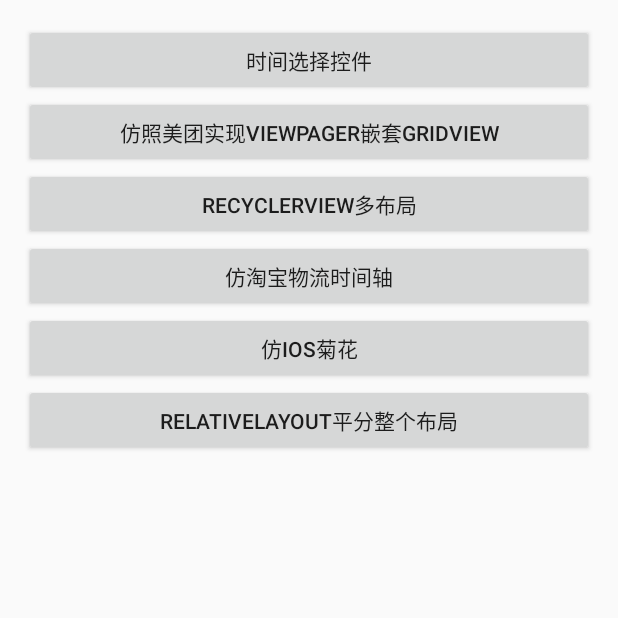
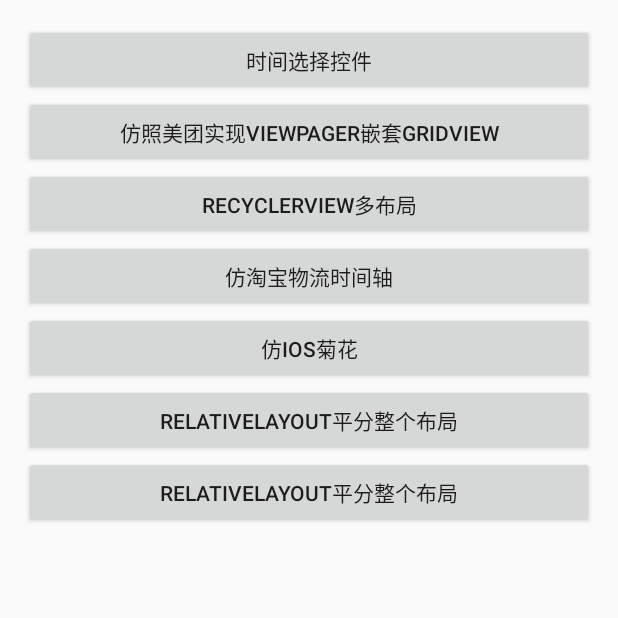
Before and after one commit to liuglgithub/DailySummary, an Android app: the UIMain3Activity screen opened directly, with no data from a screen before it, on a phone screen of 412 x 824 dp, the top half of it. Run offline under Robolectric (Android 15) with nearby library versions, the phone set to English and light mode, and no system bars; our stand-ins replace ButterKnife; libraries missing offline, so code that uses them is left out: com.orhanobut.logger; 2 statements that could not run were skipped.

Commit message:
高斯模糊

```diff
--- a/app/build.gradle
+++ b/app/build.gradle
@@ -6,12 +6,16 @@ android {
 
     defaultConfig {
         applicationId "com.liugl.alltest"
-        minSdkVersion 15
+        minSdkVersion 19
         targetSdkVersion 25
         versionCode 1
         versionName "1.0"
 
         testInstrumentationRunner "android.support.test.runner.AndroidJUnitRunner"
+
+        renderscriptTargetApi 19
+        renderscriptSupportModeEnabled true
+
 
     }
     buildTypes {
--- a/app/src/main/java/com/liugl/alltest/view/UIMain3Activity.java
+++ b/app/src/main/java/com/liugl/alltest/view/UIMain3Activity.java
@@ -9,6 +9,7 @@ import android.widget.RelativeLayout;
 import com.liugl.alltest.BaseActivity;
 import com.liugl.alltest.R;
 import com.liugl.alltest.view.datapick.DatePickActivity;
+import com.liugl.alltest.view.gaussian.GaussianBlurActivity;
 import com.liugl.alltest.view.progress.Progress01Activity;
 import com.liugl.alltest.view.recyclerviewmulitlayout.RecycleViewMulitLayoutActivity;
 import com.liugl.alltest.view.relatvie.Relativelayout_Activity;
@@ -35,6 +36,8 @@ public class UIMain3Activity extends BaseActivity {
     Button progressJvhua;
     @BindView(R.id.relativeAverage)
     Button relativeAverage;
+    @BindView(R.id.gaussianBlurBtn)
+    Button gaussianBlurBtn;
 
     @Override
     protected void onCreate(Bundle savedInstanceState) {
@@ -43,7 +46,7 @@ public class UIMain3Activity extends BaseActivity {
         ButterKnife.bind(this);
     }
 
-    @OnClick({R.id.relativeAverage,R.id.progressJvhua,R.id.timezhou,R.id.vpgridview, R.id.datapic,R.id.rvmulit})
+    @OnClick({R.id.gaussianBlurBtn,R.id.relativeAverage,R.id.progressJvhua,R.id.timezhou,R.id.vpgridview, R.id.datapic,R.id.rvmulit})
     public void onBtnClick(View view) {
 
         switch (view.getId()) {
@@ -73,6 +76,13 @@ public class UIMain3Activity extends BaseActivity {
                 startActivity(relativeAverageIntent);
 
                 break;
+
+            case R.id.gaussianBlurBtn:
+
+                Intent gaussianBlurIntent = new Intent(this, GaussianBlurActivity.class);
+                startActivity(gaussianBlurIntent);
+
+                break;
         }
 
     }
--- a/app/src/main/res/layout/activity_uimain3.xml
+++ b/app/src/main/res/layout/activity_uimain3.xml
@@ -58,6 +58,13 @@
             android:text="RelativeLayout平分整个布局"
             />
 
+        <Button
+            android:id="@+id/gaussianBlurBtn"
+            android:layout_width="match_parent"
+            android:layout_height="wrap_content"
+            android:text="RelativeLayout平分整个布局"
+            />
+
     </LinearLayout>
 
 </ScrollView>
```
Also changed, not shown: app/src/main/AndroidManifest.xml (+7 -8 lines), app/src/main/java/com/liugl/alltest/view/gaussian/GaussianBlurActivity.java (added, +54 -0 lines), app/src/main/res/layout/activity_gaussian_blur.xml (added, +15 -0 lines).
